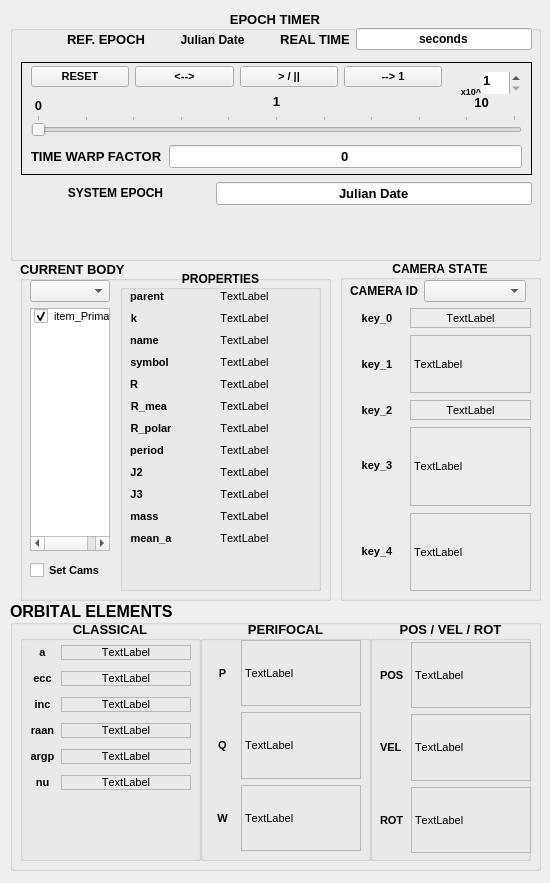
MadMaxFZ/sns2, file ui/gui_tiled.ui: the form before one commit.
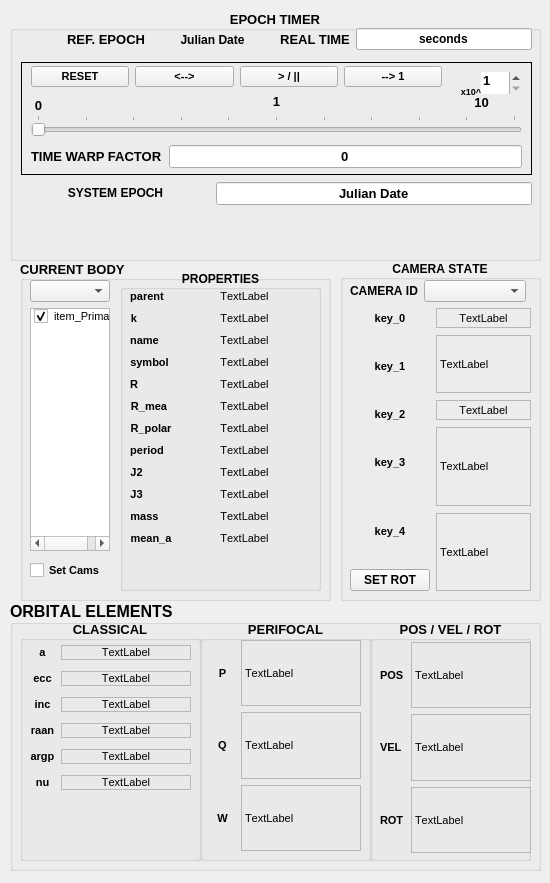
The form after the commit.

Commit message: -> Finish EpochTimer operation with an actual timer still to do...    Should the Timer live inside the model, or run things from    the main QMainWindow? -> Do more encapsulation as per TODO -> Implement more cameras and/or camera travel to specific bodies...

```diff
--- a/ui/gui_tiled.ui
+++ b/ui/gui_tiled.ui
@@ -1876,7 +1876,7 @@
      <item>
       <layout class="QHBoxLayout" name="horizontalLayout_4" stretch="4,9">
        <item>
-        <layout class="QVBoxLayout" name="verticalLayout_7" stretch="1,3,1,4,4">
+        <layout class="QVBoxLayout" name="verticalLayout_7" stretch="1,3,1,3,3,0">
          <item>
           <widget class="QLabel" name="key_0">
            <property name="font">
@@ -1962,6 +1962,13 @@
            </property>
           </widget>
          </item>
+         <item>
+          <widget class="QPushButton" name="btn_set_rot">
+           <property name="text">
+            <string>SET ROT</string>
+           </property>
+          </widget>
+         </item>
         </layout>
        </item>
        <item>
```
The commit also changes 2 other files.
